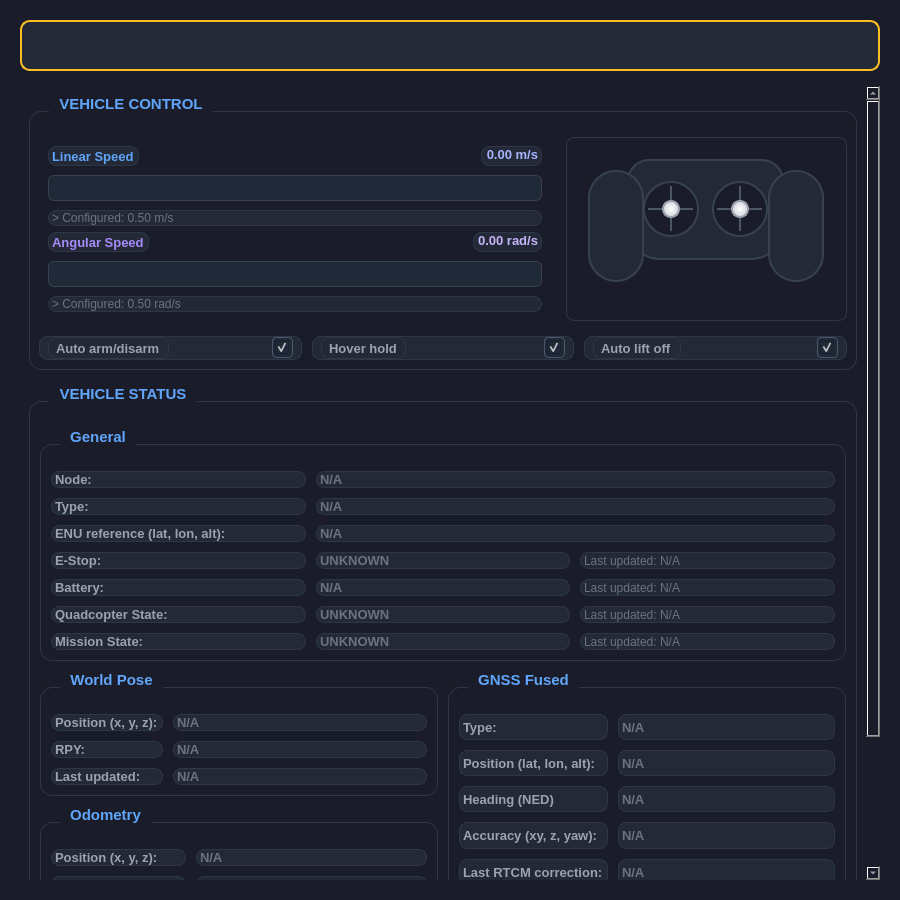
The window that waywiser_teleop/user_interface/control_tower/twist_control.ui (RISE-Dependable-Transport-Systems/WayWiseR) describes before a commit, drawn with Qt 5.
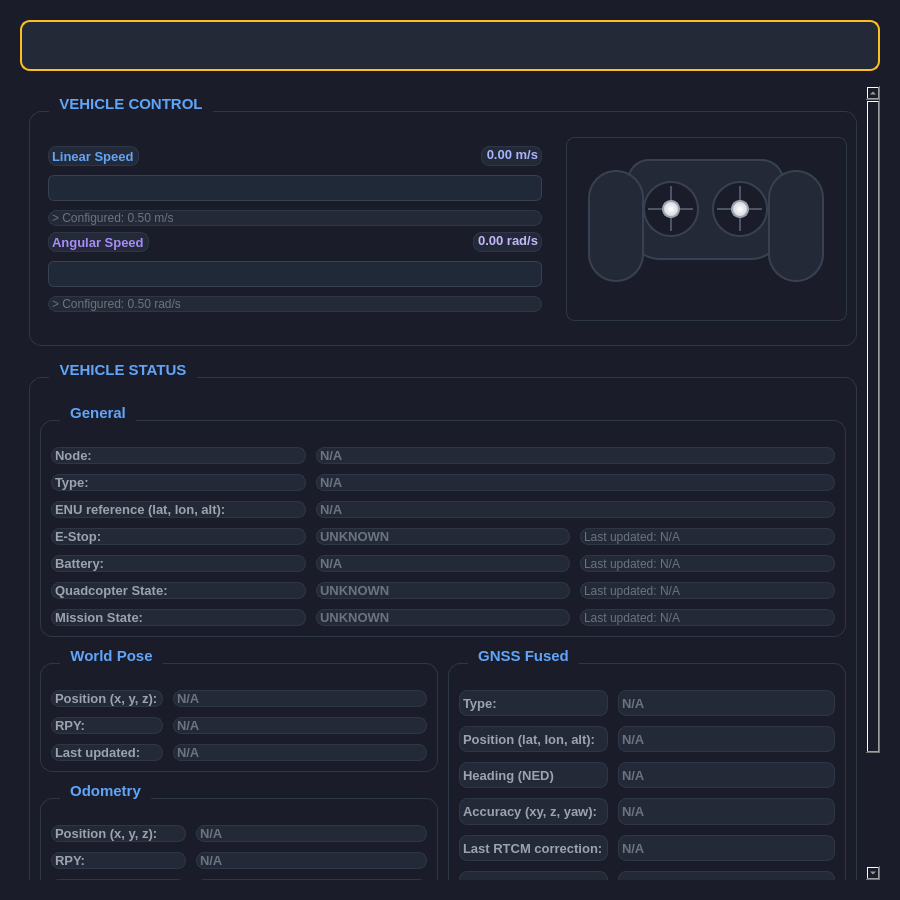
The same window after the commit.

```diff
--- a/waywiser_teleop/user_interface/control_tower/twist_control.ui
+++ b/waywiser_teleop/user_interface/control_tower/twist_control.ui
@@ -600,294 +600,7 @@
                                                         <property name="spacing">
                                                             <number>10</number>
                                                         </property>
-                                                        <item>
-                                                            <widget class="QFrame" name="auto_arm_status_box">
-                                                                <property name="minimumSize">
-                                                                    <size>
-                                                                        <width>0</width>
-                                                                        <height>24</height>
-                                                                    </size>
-                                                                </property>
-                                                                <property name="maximumSize">
-                                                                    <size>
-                                                                        <width>16777215</width>
-                                                                        <height>28</height>
-                                                                    </size>
-                                                                </property>
-                                                                <property name="frameShape">
-                                                                    <enum>QFrame::StyledPanel</enum>
-                                                                </property>
-                                                                <property name="styleSheet">
-                                                                    <string notr="true">QFrame {
-                                                                        padding: 0px 4px;
-                                                                    }</string>
-                                                                </property>
-                                                                <property name="sizePolicy">
-                                                                    <sizepolicy hsizetype="Expanding" vsizetype="Preferred">
-                                                                        <horstretch>1</horstretch>
-                                                                        <verstretch>0</verstretch>
-                                                                    </sizepolicy>
-                                                                </property>
-                                                                <layout class="QHBoxLayout" name="horizontalLayout_auto_arm_box">
-                                                                    <property name="leftMargin">
-                                                                        <number>4</number>
-                                                                    </property>
-                                                                    <property name="topMargin">
-                                                                        <number>0</number>
-                                                                    </property>
-                                                                    <property name="rightMargin">
-                                                                        <number>4</number>
-                                                                    </property>
-                                                                    <property name="bottomMargin">
-                                                                        <number>0</number>
-                                                                    </property>
-                                                                    <property name="spacing">
-                                                                        <number>4</number>
-                                                                    </property>
-                                                                    <item>
-                                                                        <widget class="QLabel" name="auto_arm_static_label">
-                                                                            <property name="styleSheet">
-                                                                                <string notr="true">color:
-                                                                                    #9ca3af; font-weight: 600;</string>
-                                                                            </property>
-                                                                            <property name="text">
-                                                                                <string>Auto arm/disarm</string>
-                                                                            </property>
-                                                                        </widget>
-                                                                    </item>
-                                                                    <item>
-                                                                        <spacer name="horizontalSpacer_auto_arm_box">
-                                                                            <property name="orientation">
-                                                                                <enum>Qt::Horizontal</enum>
-                                                                            </property>
-                                                                            <property name="sizeHint" stdset="0">
-                                                                                <size>
-                                                                                    <width>20</width>
-                                                                                    <height>20</height>
-                                                                                </size>
-                                                                            </property>
-                                                                        </spacer>
-                                                                    </item>
-                                                                    <item>
-                                                                        <widget class="QCheckBox" name="auto_arm_checkbox">
-                                                                            <property name="styleSheet">
-                                                                                <string notr="true">QCheckBox {
-                                                                                    border: 1px solid #4c566a;
-                                                                                    border-radius: 4px;
-                                                                                    background-color: #1f2937;
-                                                                                    padding: 2px;
-                                                                                    min-width: 15px;
-                                                                                    max-width: 15px;
-                                                                                    min-height: 15px;
-                                                                                    max-height: 15px;
-                                                                                }
-                                                                                QCheckBox:hover {
-                                                                                    border-color: #60a5fa;
-                                                                                }</string>
-                                                                            </property>
-                                                                            <property name="text">
-                                                                                <string />
-                                                                            </property>
-                                                                            <property name="checked">
-                                                                                <bool>true</bool>
-                                                                            </property>
-                                                                        </widget>
-                                                                    </item>
-                                                                </layout>
-                                                            </widget>
-                                                        </item>
-                                                        <item>
-                                                            <widget class="QFrame" name="hover_hold_status_box">
-                                                                <property name="minimumSize">
-                                                                    <size>
-                                                                        <width>0</width>
-                                                                        <height>24</height>
-                                                                    </size>
-                                                                </property>
-                                                                <property name="maximumSize">
-                                                                    <size>
-                                                                        <width>16777215</width>
-                                                                        <height>28</height>
-                                                                    </size>
-                                                                </property>
-                                                                <property name="frameShape">
-                                                                    <enum>QFrame::StyledPanel</enum>
-                                                                </property>
-                                                                <property name="styleSheet">
-                                                                    <string notr="true">QFrame {
-                                                                        padding: 0px 4px;
-                                                                    }</string>
-                                                                </property>
-                                                                <property name="sizePolicy">
-                                                                    <sizepolicy hsizetype="Expanding" vsizetype="Preferred">
-                                                                        <horstretch>1</horstretch>
-                                                                        <verstretch>0</verstretch>
-                                                                    </sizepolicy>
-                                                                </property>
-                                                                <layout class="QHBoxLayout" name="horizontalLayout_hover_hold_box">
-                                                                    <property name="leftMargin">
-                                                                        <number>4</number>
-                                                                    </property>
-                                                                    <property name="topMargin">
-                                                                        <number>0</number>
-                                                                    </property>
-                                                                    <property name="rightMargin">
-                                                                        <number>4</number>
-                                                                    </property>
-                                                                    <property name="bottomMargin">
-                                                                        <number>0</number>
-                                                                    </property>
-                                                                    <property name="spacing">
-                                                                        <number>4</number>
-                                                                    </property>
-                                                                    <item>
-                                                                        <widget class="QLabel" name="hover_hold_static_label">
-                                                                            <property name="styleSheet">
-                                                                                <string notr="true">color:
-                                                                                    #9ca3af; font-weight: 600;</string>
-                                                                            </property>
-                                                                            <property name="text">
-                                                                                <string>Hover hold</string>
-                                                                            </property>
-                                                                        </widget>
-                                                                    </item>
-                                                                    <item>
-                                                                        <spacer name="horizontalSpacer_hover_hold_box">
-                                                                            <property name="orientation">
-                                                                                <enum>Qt::Horizontal</enum>
-                                                                            </property>
-                                                                            <property name="sizeHint" stdset="0">
-                                                                                <size>
-                                                                                    <width>20</width>
-                                                                                    <height>20</height>
-                                                                                </size>
-                                                                            </property>
-                                                                        </spacer>
-                                                                    </item>
-                                                                    <item>
-                                                                        <widget class="QCheckBox" name="hover_hold_checkbox">
-                                                                            <property name="styleSheet">
-                                                                                <string notr="true">QCheckBox {
-                                                                                    border: 1px solid #4c566a;
-                                                                                    border-radius: 4px;
-                                                                                    background-color: #1f2937;
-                                                                                    padding: 2px;
-                                                                                    min-width: 15px;
-                                                                                    max-width: 15px;
-                                                                                    min-height: 15px;
-                                                                                    max-height: 15px;
-                                                                                }
-                                                                                QCheckBox:hover {
-                                                                                    border-color: #60a5fa;
-                                                                                }</string>
-                                                                            </property>
-                                                                            <property name="text">
-                                                                                <string />
-                                                                            </property>
-                                                                            <property name="checked">
-                                                                                <bool>true</bool>
-                                                                            </property>
-                                                                        </widget>
-                                                                    </item>
-                                                                </layout>
-                                                            </widget>
-                                                        </item>
-                                                        <item>
-                                                            <widget class="QFrame" name="auto_lift_off_status_box">
-                                                                <property name="minimumSize">
-                                                                    <size>
-                                                                        <width>0</width>
-                                                                        <height>24</height>
-                                                                    </size>
-                                                                </property>
-                                                                <property name="maximumSize">
-                                                                    <size>
-                                                                        <width>16777215</width>
-                                                                        <height>28</height>
-                                                                    </size>
-                                                                </property>
-                                                                <property name="frameShape">
-                                                                    <enum>QFrame::StyledPanel</enum>
-                                                                </property>
-                                                                <property name="styleSheet">
-                                                                    <string notr="true">QFrame {
-                                                                        padding: 0px 4px;
-                                                                    }</string>
-                                                                </property>
-                                                                <property name="sizePolicy">
-                                                                    <sizepolicy hsizetype="Expanding" vsizetype="Preferred">
-                                                                        <horstretch>1</horstretch>
-                                                                        <verstretch>0</verstretch>
-                                                                    </sizepolicy>
-                                                                </property>
-                                                                <layout class="QHBoxLayout" name="horizontalLayout_auto_lift_off_box">
-                                                                    <property name="leftMargin">
-                                                                        <number>4</number>
-                                                                    </property>
-                                                                    <property name="topMargin">
-                                                                        <number>0</number>
-                                                                    </property>
-                                                                    <property name="rightMargin">
-                                                                        <number>4</number>
-                                                                    </property>
-                                                                    <property name="bottomMargin">
-                                                                        <number>0</number>
-                                                                    </property>
-                                                                    <property name="spacing">
-                                                                        <number>4</number>
-                                                                    </property>
-                                                                    <item>
-                                                                        <widget class="QLabel" name="auto_lift_off_static_label">
-                                                                            <property name="styleSheet">
-                                                                                <string notr="true">color:
-                                                                                    #9ca3af; font-weight: 600;</string>
-                                                                            </property>
-                                                                            <property name="text">
-                                                                                <string>Auto lift off</string>
-                                                                            </property>
-                                                                        </widget>
-                                                                    </item>
-                                                                    <item>
-                                                                        <spacer name="horizontalSpacer_auto_lift_off_box">
-                                                                            <property name="orientation">
-                                                                                <enum>Qt::Horizontal</enum>
-                                                                            </property>
-                                                                            <property name="sizeHint" stdset="0">
-                                                                                <size>
-                                                                                    <width>20</width>
-                                                                                    <height>20</height>
-                                                                                </size>
-                                                                            </property>
-                                                                        </spacer>
-                                                                    </item>
-                                                                    <item>
-                                                                        <widget class="QCheckBox" name="auto_lift_off_checkbox">
-                                                                            <property name="styleSheet">
-                                                                                <string notr="true">QCheckBox {
-                                                                                    border: 1px solid #4c566a;
-                                                                                    border-radius: 4px;
-                                                                                    background-color: #1f2937;
-                                                                                    padding: 2px;
-                                                                                    min-width: 15px;
-                                                                                    max-width: 15px;
-                                                                                    min-height: 15px;
-                                                                                    max-height: 15px;
-                                                                                }
-                                                                                QCheckBox:hover {
-                                                                                    border-color: #60a5fa;
-                                                                                }</string>
-                                                                            </property>
-                                                                            <property name="text">
-                                                                                <string />
-                                                                            </property>
-                                                                            <property name="checked">
-                                                                                <bool>true</bool>
-                                                                            </property>
-                                                                        </widget>
-                                                                    </item>
-                                                                </layout>
-                                                            </widget>
-                                                        </item>
+
                                                     </layout>
                                                 </widget>
                                             </item>
```
Left out of the diff: 2 changed lines with no effect on the pictures.
